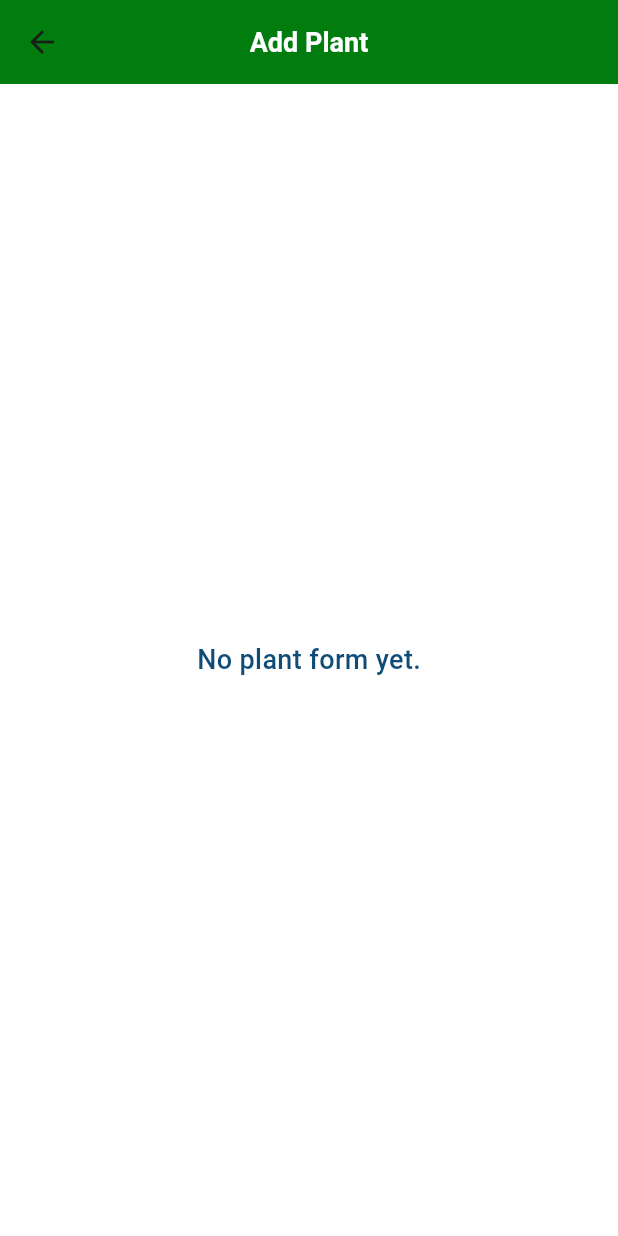
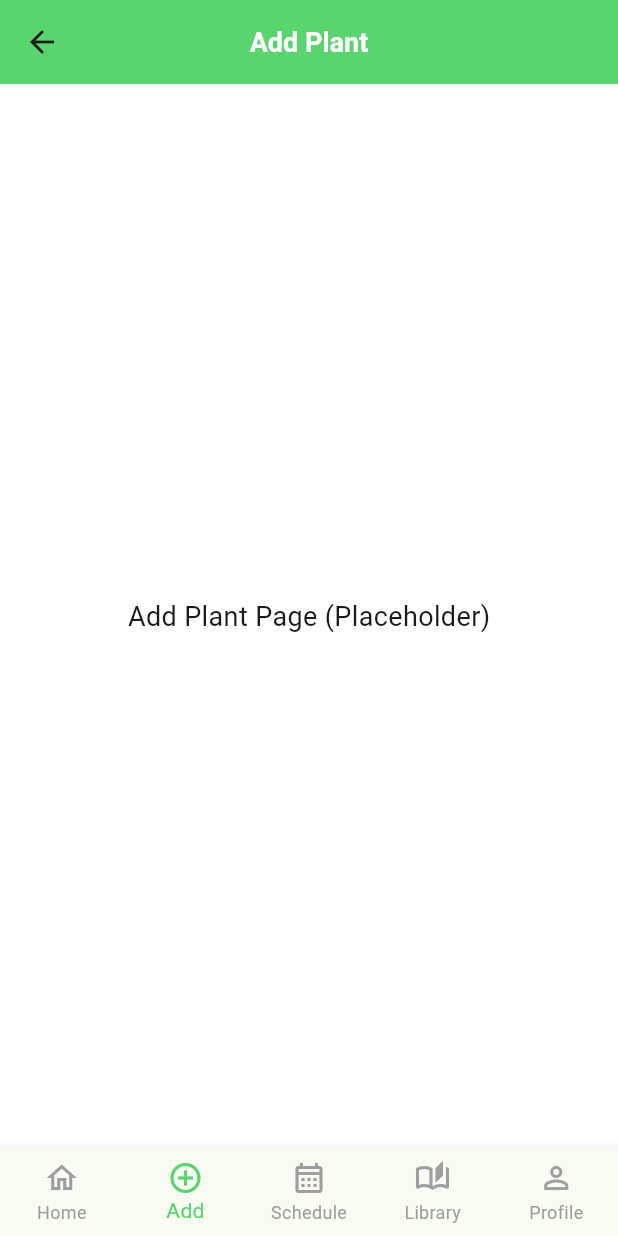
Before and after one commit to Jkllen/CLeaf, a Flutter app: the AddPlantScreen screen opened by its route, on a phone screen of 412 x 824 dp. Run offline on Flutter 3.47's test engine with Material 3 defaults, Android fonts, the light colour scheme and no system bars; our stand-ins replace google_fonts.

Commit message:
Added consistent navigator bar and Bash Script

```diff
--- a/lib/main.dart
+++ b/lib/main.dart
@@ -1,3 +1,4 @@
+import 'package:cleaf/screens/home_screen.dart';
 import 'package:flutter/material.dart';
 import 'package:cleaf/screens/splash_screen.dart';
 import 'package:cleaf/screens/add_plant_screen.dart';
@@ -33,8 +34,9 @@ class MyApp extends StatelessWidget {
           )
         )
       ),
-      home: const SplashScreen(),
       routes: {
+        '/': (context) => const SplashScreen(),
+        '/home': (context) => const HomeScreen(),
         '/add-plant': (context) => const AddPlantScreen(),
         '/schedule': (context) => const ScheduleScreen(),
         '/library': (context) => const LibraryScreen(),
--- a/lib/screens/add_plant_screen.dart
+++ b/lib/screens/add_plant_screen.dart
@@ -1,4 +1,6 @@
 import 'package:flutter/material.dart';
+import 'package:google_fonts/google_fonts.dart';
+import 'package:cleaf/widgets/bottom_nav.dart';
 
 class AddPlantScreen extends StatelessWidget {
   const AddPlantScreen({super.key});
@@ -8,20 +10,14 @@ class AddPlantScreen extends StatelessWidget {
     return Scaffold(
       appBar: AppBar(
         title: const Text('Add Plant'),
-        backgroundColor: const Color(0xFF017C0F),
-        centerTitle: true,
       ),
-      backgroundColor: Colors.white,
-      body: const Center(
+      body: Center(
         child: Text(
-          'No plant form yet.',
-          style: TextStyle(
-            fontSize: 18,
-            color: Color(0xFF0F4C78),
-            fontWeight: FontWeight.w500,
-          ),
+          "Add Plant Page (Placeholder)",
+          style: GoogleFonts.inriaSerif(fontSize: 18),
         ),
       ),
+      bottomNavigationBar: const CLeafBottomNav(selectedIndex: 1),
     );
   }
 }
--- /dev/null
+++ b/lib/widgets/bottom_nav.dart
@@ -0,0 +1,48 @@
+import 'package:flutter/material.dart';
+
+class CLeafBottomNav extends StatelessWidget {
+  final int selectedIndex;
+
+  const CLeafBottomNav({super.key, required this.selectedIndex});
+
+  void _onItemTapped(BuildContext context, int index) {
+    if (index == selectedIndex) return;
+
+    switch (index) {
+      case 0:
+        Navigator.pushReplacementNamed(context, '/home');
+        break;
+      case 1:
+        Navigator.pushReplacementNamed(context, '/add-plant');
+        break;
+      case 2:
+        Navigator.pushReplacementNamed(context, '/schedule');
+        break;
+      case 3:
+        Navigator.pushReplacementNamed(context, '/library');
+        break;
+      case 4:
+        Navigator.pushReplacementNamed(context, '/profile');
+        break;
+    }
+  }
+
+  @override
+  Widget build(BuildContext context) {
+    return BottomNavigationBar(
+      currentIndex: selectedIndex,
+      onTap: (index) => _onItemTapped(context, index),
+      selectedItemColor: const Color(0xFF59D46E),
+      unselectedItemColor: Colors.grey.shade500,
+      showUnselectedLabels: true,
+      type: BottomNavigationBarType.fixed,
+      items: const [
+        BottomNavigationBarItem(icon: Icon(Icons.home_outlined), label: "Home"),
+        BottomNavigationBarItem(icon: Icon(Icons.add_circle_outline), label: "Add"),
+        BottomNavigationBarItem(icon: Icon(Icons.calendar_month_outlined), label: "Schedule"),
+        BottomNavigationBarItem(icon: Icon(Icons.auto_stories_outlined), label: "Library"),
+        BottomNavigationBarItem(icon: Icon(Icons.person_outline), label: "Profile"),
+      ],
+    );
+  }
+}
```
Also changed, not shown: lib/screens/home_screen.dart (+37 -16 lines), lib/screens/library_screen.dart (+6 -10 lines), lib/screens/profile_screen.dart (+6 -10 lines), lib/screens/schedule_screen.dart (+6 -10 lines), 3 other files.
